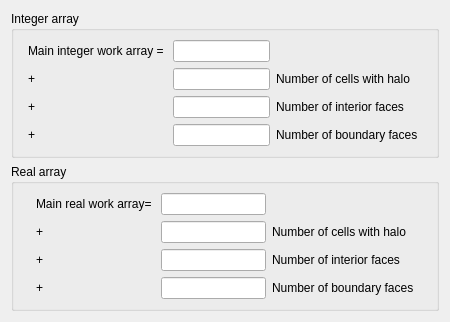
First picture: the form in gui/Pages/MemoryAllocationForm.ui, repository code-saturne/code_saturne, before the edit.
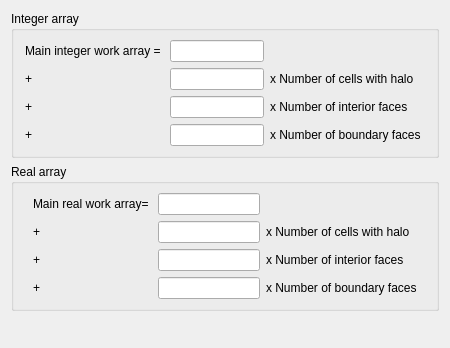
Second picture: the form after the edit.

```diff
--- a/gui/Pages/MemoryAllocationForm.ui
+++ b/gui/Pages/MemoryAllocationForm.ui
@@ -6,7 +6,7 @@
     <x>0</x>
     <y>0</y>
     <width>450</width>
-    <height>322</height>
+    <height>348</height>
    </rect>
   </property>
   <property name="windowTitle" >
@@ -82,7 +82,7 @@
              <string>Code_Saturne keyword: NCELET</string>
             </property>
             <property name="text" >
-             <string>Number of cells with halo</string>
+             <string>x Number of cells with halo</string>
             </property>
            </widget>
           </item>
@@ -112,7 +112,7 @@
              <string>Code_Saturne keyword: NFAC</string>
             </property>
             <property name="text" >
-             <string>Number of interior faces</string>
+             <string>x Number of interior faces</string>
             </property>
            </widget>
           </item>
@@ -142,7 +142,7 @@
              <string>Code_Saturne keyword: NFABOR</string>
             </property>
             <property name="text" >
-             <string>Number of boundary faces</string>
+             <string>x Number of boundary faces</string>
             </property>
            </widget>
           </item>
@@ -232,7 +232,7 @@
              <string>Code_Saturne keyword: NCELET</string>
             </property>
             <property name="text" >
-             <string>Number of cells with halo</string>
+             <string>x Number of cells with halo</string>
             </property>
            </widget>
           </item>
@@ -262,7 +262,7 @@
              <string>Code_Saturne keyword: NFAC</string>
             </property>
             <property name="text" >
-             <string>Number of interior faces</string>
+             <string>x Number of interior faces</string>
             </property>
            </widget>
           </item>
@@ -292,7 +292,7 @@
              <string>Code_Saturne keyword: NFABOR</string>
             </property>
             <property name="text" >
-             <string>Number of boundary faces</string>
+             <string>x Number of boundary faces</string>
             </property>
            </widget>
           </item>
```
Left out of the diff: 10 changed lines with no effect on the pictures.
